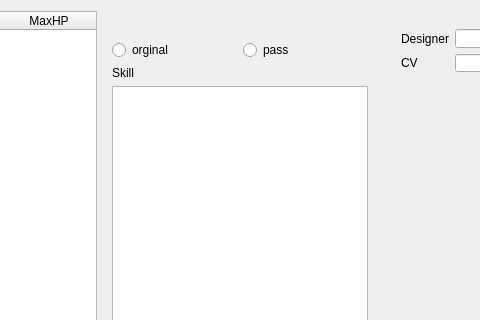
kdashsoul/QSanguoshaPassMode, file src/dialog/generaloverview.ui: the form before one commit; both pictures show x 313 to 793 and y 0 to 320 of the 905 by 611 pixel window.
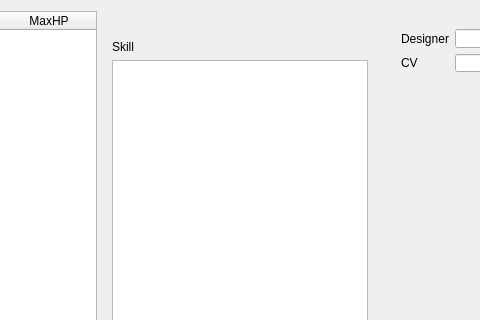
The form after the commit. Icons and pictures are not drawn.

```diff
--- a/src/dialog/generaloverview.ui
+++ b/src/dialog/generaloverview.ui
@@ -73,24 +73,6 @@
           </property>
          </widget>
         </item>
-        <item>
-         <layout class="QHBoxLayout" name="horizontalLayout_4">
-          <item>
-           <widget class="QRadioButton" name="orginalRadio">
-            <property name="text">
-             <string>orginal</string>
-            </property>
-           </widget>
-          </item>
-          <item>
-           <widget class="QRadioButton" name="passRadio">
-            <property name="text">
-             <string>pass</string>
-            </property>
-           </widget>
-          </item>
-         </layout>
-        </item>
         <item>
          <widget class="QLabel" name="skillLabel">
           <property name="text">
```
